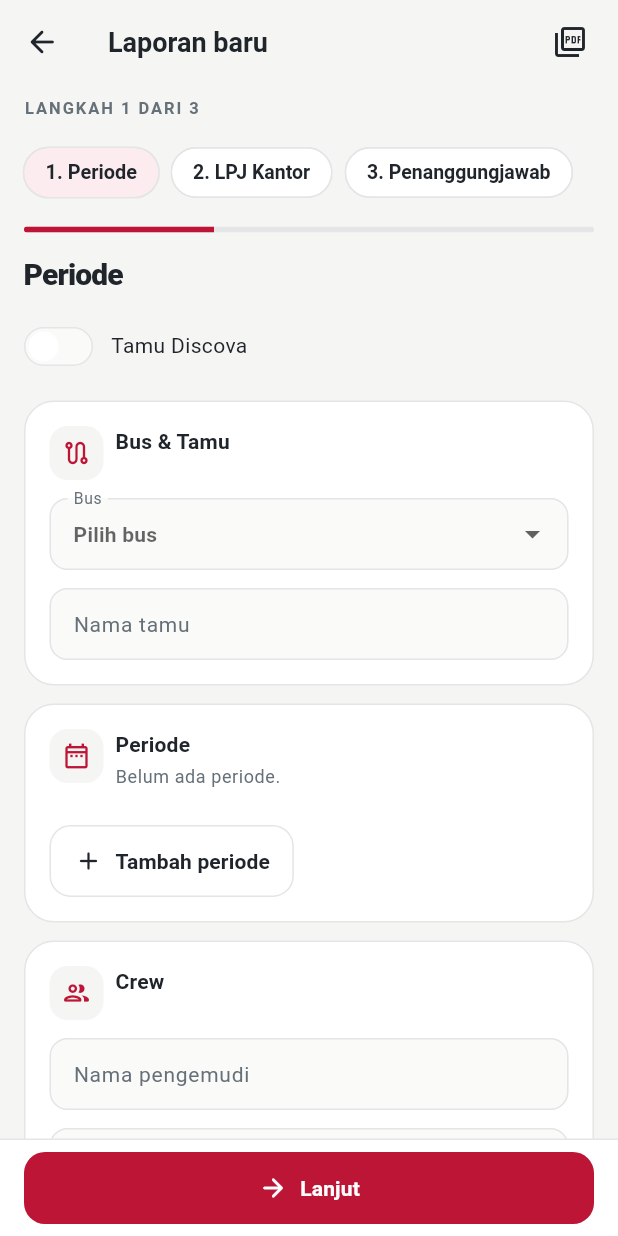
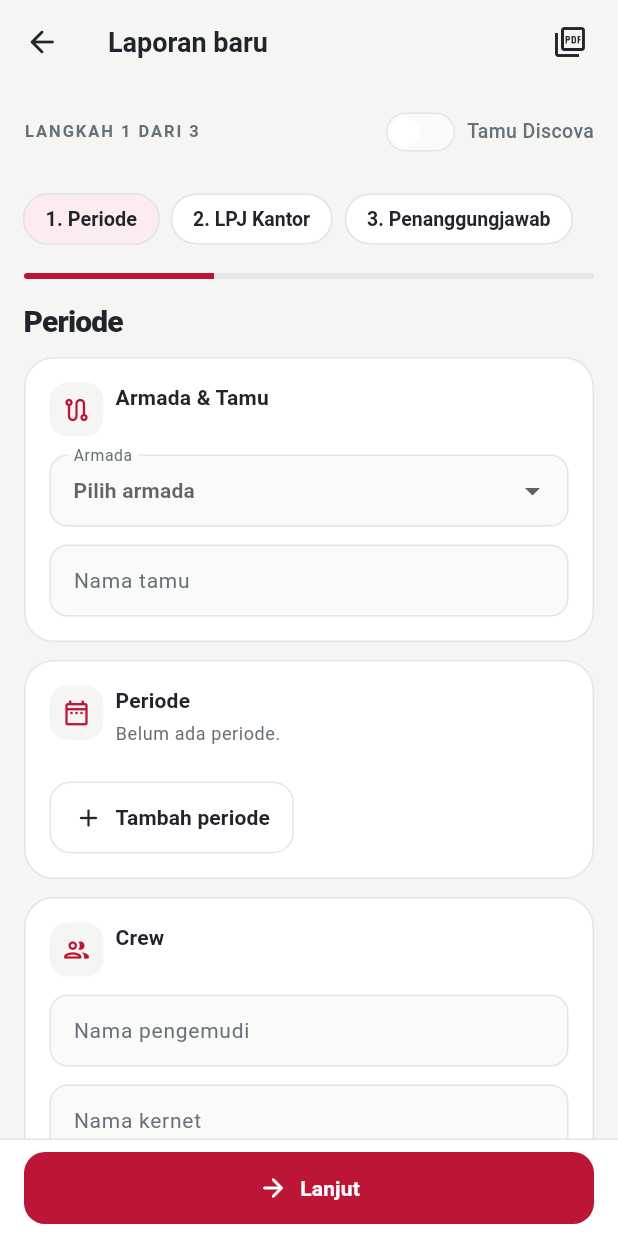
Before and after one commit to ratatulieoi/happy_bus_crew, a Flutter app: the FormScreen screen opened directly, on a phone screen of 412 x 824 dp. Run offline on Flutter 3.47's test engine with Material 3 defaults, Android fonts, the phone set to English and light mode, and no system bars; our stand-ins replace image_picker, pdf, printing, share_plus, sqflite, sqflite_common_ffi; accounts and stored records are empty.

Commit message:
feat: rename bus to armada, add HC units, modernize PDF report styling, and optimize photo layout and compression
- Update catalog and labels to armada with HG2-HG6 and new HC1-HC3 units.
- Modernize PDF report:
  - Header date format to dd.MM.yyyy (e.g. LPJ / HC2 / 15.10.2026).
  - PJ text larger and bold.
  - Reposition divider lines above bold titles with 0.75pt rule.
  - Partial rule above Total Pengeluaran; remove rule above Sisa/Defisit.
  - Partial rule above Total Periode.
  - Bold aligned amount numbers on bold section headers.
  - Move lines on Page 2 (Catatan and Lampiran) above headings.
  - Adaptive photo attachment layout: larger photo display (160pt portrait, 120pt landscape), tighter 8pt gaps, and eliminate dead whitespace.
- Position Tamu Discova toggle in step navigation above progress indicator.
- Apply native image downscaling and compression (maxWidth: 1440, maxHeight: 1440, quality: 80).
- Align regression tests and bump version to 1.1.2+5.

```diff
--- a/lib/models/bus.dart
+++ b/lib/models/bus.dart
@@ -6,13 +6,20 @@ class Bus {
 }
 
 const busCatalog = [
-  Bus(name: 'HG 2', plate: 'AB 7317 BK'),
-  Bus(name: 'HG 3', plate: 'AB 7402 BK'),
-  Bus(name: 'HG 4', plate: 'AB 7403 BK'),
-  Bus(name: 'HG 5', plate: 'AB 7454 BK'),
-  Bus(name: 'HG 6', plate: 'AB 7497 BK'),
+  Bus(name: 'HG2', plate: 'AB 7317 BK'),
+  Bus(name: 'HG3', plate: 'AB 7402 BK'),
+  Bus(name: 'HG4', plate: 'AB 7403 BK'),
+  Bus(name: 'HG5', plate: 'AB 7454 BK'),
+  Bus(name: 'HG6', plate: 'AB 7497 BK'),
+  Bus(name: 'HC1', plate: 'AB 1669 SV'),
+  Bus(name: 'HC2', plate: 'AB 1779 KP'),
+  Bus(name: 'HC3', plate: 'AB 1097 DF'),
 ];
 
 /// Reports store the plate; names always come from the fixed catalog.
-String busNameForPlate(String plate) =>
-    busCatalog.firstWhere((bus) => bus.plate == plate).name;
+String busNameForPlate(String plate) {
+  for (final bus in busCatalog) {
+    if (bus.plate == plate) return bus.name;
+  }
+  return plate;
+}
--- a/lib/screens/form_screen.dart
+++ b/lib/screens/form_screen.dart
@@ -427,12 +427,30 @@ class _FormScreenState extends State<FormScreen> {
 
   Widget _stepNavigation() =>
       Column(crossAxisAlignment: CrossAxisAlignment.start, children: [
+        SizedBox(
+          width: double.infinity,
+          child: Wrap(
+            alignment: WrapAlignment.spaceBetween,
+            crossAxisAlignment: WrapCrossAlignment.center,
+            spacing: 8,
+            runSpacing: 4,
+            children: [
               Text('LANGKAH ${_step + 1} DARI $_stepCount',
                   style: const TextStyle(
                       fontSize: 11,
                       letterSpacing: 1.3,
                       color: AppColors.muted,
                       fontWeight: FontWeight.w700)),
+              _GuestToggle(
+                value: _hasGuest,
+                onChanged: (value) => setState(() {
+                  _hasGuest = value;
+                  if (!value && _step > 2) _step = 2;
+                }),
+              ),
+            ],
+          ),
+        ),
         const SizedBox(height: 10),
         Wrap(spacing: 8, runSpacing: 8, children: [
           for (final entry in _stepLabels.asMap().entries)
@@ -453,27 +471,19 @@ class _FormScreenState extends State<FormScreen> {
       ]);
 
   List<Widget> _tripFields() => [
-        _GuestToggle(
-          value: _hasGuest,
-          onChanged: (value) => setState(() {
-            _hasGuest = value;
-            if (!value && _step > 2) _step = 2;
-          }),
-        ),
-        const SizedBox(height: 12),
         SectionCard(
             padding: const EdgeInsets.all(16),
             child: Column(children: [
               const SectionHeading(
-                  title: 'Bus & Tamu',
+                  title: 'Armada & Tamu',
                   compact: true,
                   icon: Icons.route_outlined),
               DropdownButtonFormField<String>(
                 value: _selectedPlate,
                 isExpanded: true,
-                hint: const Text('Pilih bus'),
+                hint: const Text('Pilih armada'),
                 decoration:
-                    InputDecoration(labelText: 'Bus', errorText: _busError),
+                    InputDecoration(labelText: 'Armada', errorText: _busError),
                 items: [
                   for (final bus in busCatalog)
                     DropdownMenuItem(
@@ -856,7 +866,7 @@ class _FormScreenState extends State<FormScreen> {
               const SectionHeading(
                   title: 'Pembayaran Tagihan',
                   compact: true,
-                  subtitle: 'Titipan pelunasan bus dari tamu.',
+                  subtitle: 'Titipan pelunasan armada dari tamu.',
                   icon: Icons.payments_outlined),
               _numberField(_pembayaranTagihan, 'Pembayaran tagihan'),
             ])),
@@ -1136,7 +1146,7 @@ class _FormScreenState extends State<FormScreen> {
                 borderRadius: BorderRadius.circular(12)),
             child: Column(children: [
               _text(_extraNames[i], 'Nama extra ${i + 1}',
-                  hint: 'Misalnya parkir, tol, atau cuci bus'),
+                  hint: 'Misalnya parkir, tol, atau cuci armada'),
               const SizedBox(height: 12),
               _expenseField(_extraAmounts[i], 'Harga extra ${i + 1}',
                   ExpenseOwner(ExpenseType.officeExtra, extraId: _extraIds[i]),
@@ -1244,7 +1254,7 @@ class _FormScreenState extends State<FormScreen> {
   bool _validateBus() {
     if (busCatalog.any((bus) => bus.plate == _selectedPlate)) return true;
     setState(() {
-      _busError = 'Pilih bus terlebih dahulu.';
+      _busError = 'Pilih armada terlebih dahulu.';
       _step = 0;
     });
     if (_scroll.hasClients) _scroll.jumpTo(0);
@@ -1554,7 +1564,9 @@ class _GuestToggle extends StatelessWidget {
       onTap: () => onChanged(!value),
       child: ConstrainedBox(
         constraints: const BoxConstraints(minHeight: 48),
-        child: Row(children: [
+        child: Row(
+          mainAxisSize: MainAxisSize.min,
+          children: [
             AnimatedContainer(
               duration: const Duration(milliseconds: 200),
               curve: Curves.easeOut,
@@ -1577,9 +1589,21 @@ class _GuestToggle extends StatelessWidget {
                 ),
               ),
             ),
-          const SizedBox(width: 12),
-          const Expanded(child: Text('Tamu Discova')),
-        ]),
+            const SizedBox(width: 8),
+            Flexible(
+              child: Text(
+                'Tamu Discova',
+                maxLines: 1,
+                overflow: TextOverflow.ellipsis,
+                style: TextStyle(
+                  fontSize: 13,
+                  fontWeight: value ? FontWeight.w600 : FontWeight.w500,
+                  color: value ? AppColors.ink : AppColors.muted,
+                ),
+              ),
+            ),
+          ],
+        ),
       ),
     );
   }
--- a/lib/screens/home_screen.dart
+++ b/lib/screens/home_screen.dart
@@ -151,7 +151,7 @@ class _HomeScreenState extends State<HomeScreen> {
                                   onChanged: (_) => setState(() {}),
                                   decoration: InputDecoration(
                                     hintText:
-                                        'Cari bus, plat, crew, atau tanggal',
+                                        'Cari armada, plat, crew, atau tanggal',
                                     prefixIcon:
                                         const Icon(Icons.search_rounded),
                                     suffixIcon: _search.text.isEmpty
@@ -168,7 +168,7 @@ class _HomeScreenState extends State<HomeScreen> {
                                 const SizedBox(height: 12),
                                 Wrap(spacing: 8, runSpacing: 4, children: [
                                   ChoiceChip(
-                                      label: const Text('Semua bus'),
+                                      label: const Text('Semua armada'),
                                       selected: _filterPlate == null,
                                       onSelected: (_) =>
                                           setState(() => _filterPlate = null)),
@@ -201,7 +201,7 @@ class _HomeScreenState extends State<HomeScreen> {
                                     : 'Tidak ada laporan yang cocok',
                                 message: _reports.isEmpty
                                     ? 'Buat laporan untuk mencatat perjalanan dan lampiran gambar.'
-                                    : 'Coba kata kunci lain atau tampilkan semua bus.',
+                                    : 'Coba kata kunci lain atau tampilkan semua armada.',
                                 action: _reports.isEmpty
                                     ? null
                                     : TextButton(
--- a/pubspec.yaml
+++ b/pubspec.yaml
@@ -1,7 +1,7 @@
 name: happy_bus_crew
 description: "Laporan Pertanggungjawaban Crew — Happy Bus. Aplikasi pembuatan laporan pertanggungjawaban crew dalam format PDF."
 publish_to: "none"
-version: 1.1.1+4
+version: 1.1.2+5
 
 environment:
   sdk: ">=3.0.0 <4.0.0"
```
Also changed, not shown: lib/pdf/report_pdf.dart (+128 -55 lines), lib/ui/expense_photo_manager.dart (+11 -2 lines), 3 other files. Lines whose indentation alone changed are shown as unchanged.
